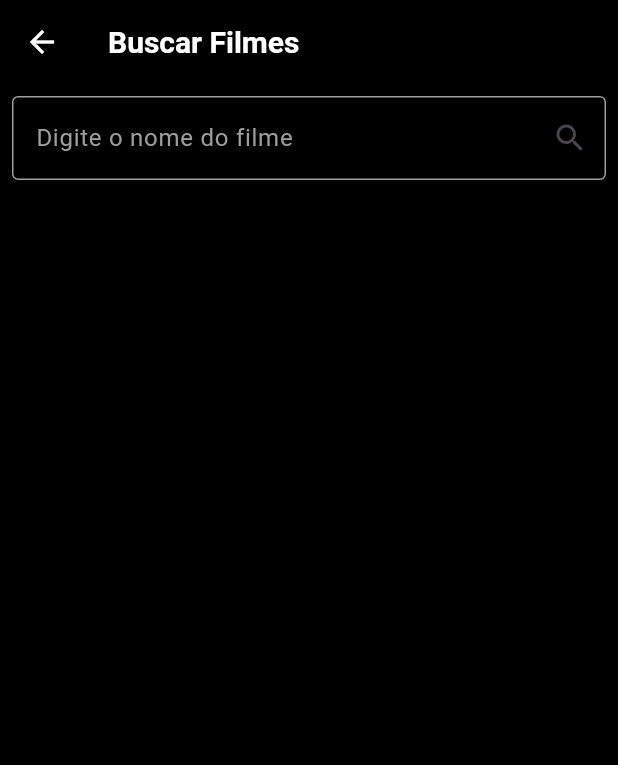
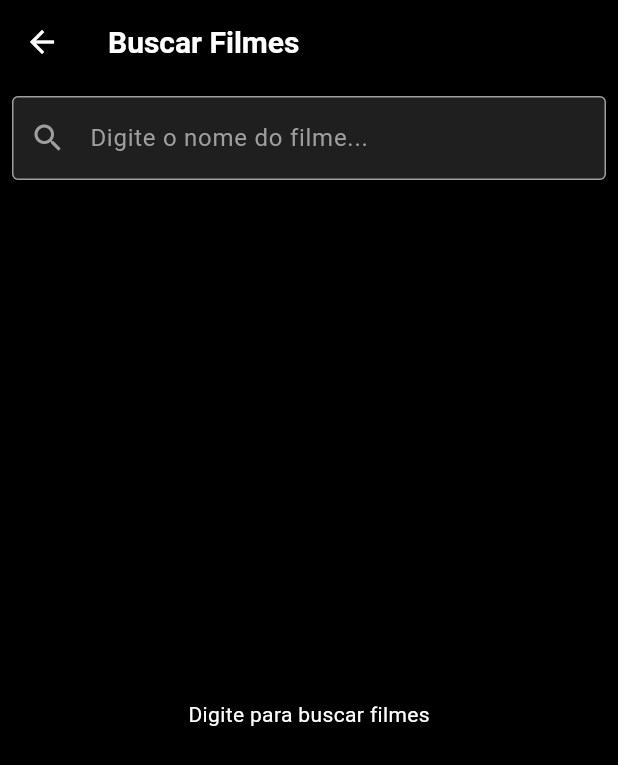
Before and after one commit to FMoreiraSouza/tmdb_app, a Flutter app: the screen it shows after launch, after a tap on the "search" icon, on a phone screen of 412 x 824 dp. Shown: the top 765 px of the screen. Run offline on Flutter 3.47's test engine with Material 3 defaults, Android fonts, the phone set to English and light mode, and no system bars; our stand-ins replace cached_network_image, dio, flutter_spinkit, get_it; network calls fail.

Commit message:
Reajustes na funcionalidade para busca de filmes

```diff
--- /dev/null
+++ b/lib/core/config/app_page_config.dart
@@ -0,0 +1,6 @@
+class AppPage {
+  final String route;
+  final dynamic pageDependency;
+
+  AppPage({required this.route, required this.pageDependency});
+}
--- /dev/null
+++ b/lib/core/di/app_di.dart
@@ -0,0 +1,33 @@
+import 'package:get_it/get_it.dart';
+import 'package:tmdb_app/core/di/dio_di_manager.dart';
+import 'package:tmdb_app/data/repositories/implementation/movie_repository_impl.dart';
+import 'package:tmdb_app/features/popular_movies/controllers/popular_movies_controller.dart';
+import 'package:tmdb_app/features/popular_movies/usecases/get_movies_details_usecase.dart';
+import 'package:tmdb_app/features/popular_movies/usecases/get_popular_movies_usecase.dart';
+import 'package:tmdb_app/features/search_movies/controllers/search_movies_controller.dart';
+import 'package:tmdb_app/features/popular_movies/usecases/search_movies_usecase.dart';
+
+class AppDI {
+  static void init() {
+    final getIt = GetIt.instance;
+
+    if (!getIt.isRegistered<MovieRepositoryImpl>()) {
+      getIt.registerSingleton<MovieRepositoryImpl>(MovieRepositoryImpl(DioDiManager.getDio()));
+    }
+
+    if (!getIt.isRegistered<PopularMoviesController>()) {
+      getIt.registerSingleton<PopularMoviesController>(
+        PopularMoviesController(
+          GetPopularMoviesUsecase(getIt.get<MovieRepositoryImpl>()),
+          GetMovieDetailsUsecase(getIt.get<MovieRepositoryImpl>()),
+        ),
+      );
+    }
+
+    if (!getIt.isRegistered<SearchMoviesController>()) {
+      getIt.registerSingleton<SearchMoviesController>(
+        SearchMoviesController(SearchMoviesUsecase(getIt.get<MovieRepositoryImpl>())),
+      );
+    }
+  }
+}
--- /dev/null
+++ b/lib/core/di/dio_di_manager.dart
@@ -0,0 +1,16 @@
+import 'package:get_it/get_it.dart';
+import 'package:tmdb_app/core/network/dio_client.dart';
+
+class DioDiManager {
+  static final GetIt _getIt = GetIt.instance;
+
+  static void registerApi() {
+    if (!_getIt.isRegistered<DioClient>()) {
+      _getIt.registerSingleton<DioClient>(DioClient());
+    }
+  }
+
+  static DioClient getDio() {
+    return _getIt.get<DioClient>();
+  }
+}
--- a/lib/core/network/dio_client.dart
+++ b/lib/core/network/dio_client.dart
@@ -1,25 +1,59 @@
+import 'dart:developer';
+
 import 'package:dio/dio.dart';
 import 'package:tmdb_app/core/constants/api_constants.dart';
 
 class DioClient {
   final Dio _dio;
 
-  DioClient() : _dio = Dio() {
-    _dio.options
-      ..baseUrl = ApiConstants.baseUrl
-      ..connectTimeout = const Duration(seconds: 5)
-      ..receiveTimeout = const Duration(seconds: 3);
-
+  DioClient()
+    : _dio = Dio(
+        BaseOptions(
+          baseUrl: ApiConstants.baseUrl,
+          connectTimeout: const Duration(seconds: 10),
+          receiveTimeout: const Duration(seconds: 10),
+          queryParameters: {'api_key': ApiConstants.apiKey},
+        ),
+      ) {
     _dio.interceptors.add(
       InterceptorsWrapper(
         onRequest: (options, handler) {
+          log('Request: ${options.method} ${options.uri}');
           return handler.next(options);
         },
         onResponse: (response, handler) {
+          log('Response: ${response.statusCode} ${response.data}');
           return handler.next(response);
         },
         onError: (DioException e, handler) {
-          return handler.next(e);
+          log('Error: ${e.message}');
+          if (e.response != null) {
+            switch (e.response!.statusCode) {
+              case 401:
+                throw DioException(
+                  requestOptions: e.requestOptions,
+                  response: e.response,
+                  error: 'Erro de autenticação: API Key inválida',
+                );
+              case 404:
+                throw DioException(
+                  requestOptions: e.requestOptions,
+                  response: e.response,
+                  error: 'Recurso não encontrado',
+                );
+              default:
+                throw DioException(
+                  requestOptions: e.requestOptions,
+                  response: e.response,
+                  error: 'Erro na requisição: ${e.message}',
+                );
+            }
+          } else {
+            throw DioException(
+              requestOptions: e.requestOptions,
+              error: 'Falha de conexão: ${e.message}',
+            );
+          }
         },
       ),
     );
--- a/lib/data/models/movie_model.dart
+++ b/lib/data/models/movie_model.dart
@@ -3,8 +3,17 @@ class MovieModel {
   final String title;
   final String? posterPath;
   final double voteAverage;
+  final double? popularity;
+  final int? runtime;
 
-  MovieModel({required this.id, required this.title, this.posterPath, required this.voteAverage});
+  MovieModel({
+    required this.id,
+    required this.title,
+    this.posterPath,
+    required this.voteAverage,
+    this.popularity,
+    this.runtime,
+  });
 
   factory MovieModel.fromJson(Map<String, dynamic> json) {
     return MovieModel(
@@ -12,6 +21,8 @@ class MovieModel {
       title: json['title'],
       posterPath: json['poster_path'],
       voteAverage: (json['vote_average'] as num).toDouble(),
+      popularity: (json['popularity'] as num?)?.toDouble(),
+      runtime: json['runtime'] as int?,
     );
   }
 }
--- a/lib/data/repositories/movie_repository.dart
+++ b/lib/data/repositories/movie_repository.dart
@@ -1,6 +1,8 @@
 import 'package:tmdb_app/data/dto/response/movie_response_dto.dart';
+import 'package:tmdb_app/data/models/movie_model.dart';
 
 abstract class MovieRepository {
   Future<MovieResponseDto> getPopularMovies();
   Future<MovieResponseDto> searchMovies(String query);
+  Future<MovieModel> getMovieDetails(int movieId);
 }
--- a/lib/features/popular_movies/controllers/popular_movies_controller.dart
+++ b/lib/features/popular_movies/controllers/popular_movies_controller.dart
@@ -1,11 +1,13 @@
 import 'package:flutter/foundation.dart';
 import 'package:tmdb_app/data/models/movie_model.dart';
+import 'package:tmdb_app/features/popular_movies/usecases/get_movies_details_usecase.dart';
 import 'package:tmdb_app/features/popular_movies/usecases/get_popular_movies_usecase.dart';
 
 class PopularMoviesController extends ChangeNotifier {
   final GetPopularMoviesUsecase _getPopularMovies;
+  final GetMovieDetailsUsecase _getMovieDetails;
 
-  PopularMoviesController(this._getPopularMovies);
+  PopularMoviesController(this._getPopularMovies, this._getMovieDetails);
 
   List<MovieModel> _movies = [];
   bool _isLoading = false;
@@ -23,8 +25,22 @@ class PopularMoviesController extends ChangeNotifier {
     try {
       final response = await _getPopularMovies();
       _movies = response.movies;
+
+      // Busca detalhes (runtime) para cada filme
+      for (var i = 0; i < _movies.length; i++) {
+        final movie = _movies[i];
+        final details = await _getMovieDetails(movie.id);
+        _movies[i] = MovieModel(
+          id: movie.id,
+          title: movie.title,
+          posterPath: movie.posterPath,
+          voteAverage: movie.voteAverage,
+          popularity: movie.popularity,
+          runtime: details.runtime,
+        );
+      }
     } catch (e) {
-      _errorMessage = e.toString();
+      _errorMessage = 'Erro ao carregar filmes: $e';
     } finally {
       _isLoading = false;
       notifyListeners();
--- a/lib/features/popular_movies/di/popular_movies_di.dart
+++ b/lib/features/popular_movies/di/popular_movies_di.dart
@@ -1,25 +1,10 @@
+import 'package:flutter/material.dart';
 import 'package:get_it/get_it.dart';
-import 'package:tmdb_app/core/network/dio_client.dart';
-import 'package:tmdb_app/data/repositories/implementation/movie_repository_impl.dart';
-import 'package:tmdb_app/data/repositories/movie_repository.dart';
 import 'package:tmdb_app/features/popular_movies/controllers/popular_movies_controller.dart';
-import 'package:tmdb_app/features/popular_movies/usecases/get_popular_movies_usecase.dart';
-import 'package:tmdb_app/features/popular_movies/usecases/search_movies_usecase.dart';
-import 'package:tmdb_app/features/search_movies/controllers/search_movies_controller.dart';
+import 'package:tmdb_app/features/popular_movies/ui/pages/popular_movies_page.dart';
 
-final getIt = GetIt.instance;
-
-void setupDependencies() {
-  getIt.registerSingleton<DioClient>(DioClient());
-  getIt.registerSingleton<MovieRepository>(MovieRepositoryImpl(getIt<DioClient>()));
-  getIt.registerSingleton<GetPopularMoviesUsecase>(
-    GetPopularMoviesUsecase(getIt<MovieRepository>()),
-  );
-  getIt.registerSingleton<SearchMoviesUsecase>(SearchMoviesUsecase(getIt<MovieRepository>()));
-  getIt.registerSingleton<PopularMoviesController>(
-    PopularMoviesController(getIt<GetPopularMoviesUsecase>()),
-  );
-  getIt.registerSingleton<SearchMoviesController>(
-    SearchMoviesController(getIt<SearchMoviesUsecase>()),
-  );
+class PopularMoviesDI {
+  StatefulWidget getPage() {
+    return PopularMoviesPage(controller: GetIt.instance.get<PopularMoviesController>());
+  }
 }
--- a/lib/features/popular_movies/ui/pages/popular_movies_page.dart
+++ b/lib/features/popular_movies/ui/pages/popular_movies_page.dart
@@ -3,9 +3,7 @@ import 'package:flutter/material.dart';
 import 'package:flutter_spinkit/flutter_spinkit.dart';
 import 'package:tmdb_app/core/constants/api_constants.dart';
 import 'package:tmdb_app/features/popular_movies/controllers/popular_movies_controller.dart';
-import 'package:tmdb_app/features/popular_movies/di/popular_movies_di.dart' as di;
-import 'package:tmdb_app/features/search_movies/controllers/search_movies_controller.dart';
-import 'package:tmdb_app/features/search_movies/ui/pages/search_movies_page.dart';
+import 'package:tmdb_app/routes/app_routes.dart';
 
 class PopularMoviesPage extends StatefulWidget {
   final PopularMoviesController controller;
@@ -25,22 +23,29 @@ class _PopularMoviesPageState extends State<PopularMoviesPage> {
     });
   }
 
+  String formatDuration(int? minutes) {
+    if (minutes == null || minutes <= 0) return 'N/A';
+    final hours = minutes ~/ 60;
+    final remainingMinutes = minutes % 60;
+    return '${hours}h${remainingMinutes}m';
+  }
+
+  @override
+  void dispose() {
+    super.dispose();
+  }
+
   @override
   Widget build(BuildContext context) {
     return Scaffold(
+      backgroundColor: Colors.black,
       appBar: AppBar(
         title: const Text('Filmes Populares'),
         actions: [
           IconButton(
             icon: const Icon(Icons.search),
             onPressed: () {
-              Navigator.push(
-                context,
-                MaterialPageRoute(
-                  builder: (context) =>
-                      SearchMoviesPage(controller: di.getIt<SearchMoviesController>()),
-                ),
-              );
+              Navigator.pushNamed(context, AppRoutes.searchMovies);
             },
           ),
         ],
@@ -93,10 +98,10 @@ class _PopularMoviesPageState extends State<PopularMoviesPage> {
                   ),
                   subtitle: Row(
                     children: [
-                      Icon(Icons.access_time, color: Colors.grey, size: 20),
-                      SizedBox(width: 4),
+                      const Icon(Icons.access_time, color: Colors.grey, size: 20),
+                      const SizedBox(width: 4),
                       Text(
-                        'Nota: ${movie.voteAverage.toStringAsFixed(1)}',
+                        'Duração: ${formatDuration(movie.runtime)}',
                         style: const TextStyle(color: Colors.grey),
                       ),
                     ],
@@ -110,7 +115,7 @@ class _PopularMoviesPageState extends State<PopularMoviesPage> {
                     ),
                     child: Center(
                       child: Text(
-                        movie.voteAverage.toStringAsFixed(1),
+                        (movie.voteAverage * 10).round().toString(),
                         style: const TextStyle(color: Colors.white, fontWeight: FontWeight.bold),
                       ),
                     ),
--- a/lib/features/search_movies/controllers/search_movies_controller.dart
+++ b/lib/features/search_movies/controllers/search_movies_controller.dart
@@ -1,40 +1,74 @@
+import 'dart:async';
 import 'package:flutter/foundation.dart';
 import 'package:tmdb_app/data/models/movie_model.dart';
 import 'package:tmdb_app/features/popular_movies/usecases/search_movies_usecase.dart';
 
 class SearchMoviesController extends ChangeNotifier {
   final SearchMoviesUsecase _searchMoviesUsecase;
+  Timer? _debounce;
 
   SearchMoviesController(this._searchMoviesUsecase);
 
   List<MovieModel> _movies = [];
   bool _isLoading = false;
   String? _errorMessage;
+  String _query = '';
 
   List<MovieModel> get movies => _movies;
   bool get isLoading => _isLoading;
   String? get errorMessage => _errorMessage;
 
-  Future<void> search(String query) async {
-    if (query.isEmpty) {
+  void setQuery(String query) {
+    final trimmedQuery = query.trim();
+    // Evita processamento se a query não mudou
+    if (trimmedQuery == _query) return;
+
+    _query = trimmedQuery;
+    _debounce?.cancel();
+
+    if (_query.isEmpty) {
       _movies = [];
       _errorMessage = null;
+      _isLoading = false;
       notifyListeners();
-      return;
+    } else {
+      _debounce = Timer(const Duration(milliseconds: 500), () {
+        searchMovies();
+      });
     }
+  }
+
+  Future<void> searchMovies() async {
+    if (_query.isEmpty) return;
 
     _isLoading = true;
     _errorMessage = null;
     notifyListeners();
 
     try {
-      final response = await _searchMoviesUsecase(query);
+      final response = await _searchMoviesUsecase(_query);
       _movies = response.movies;
     } catch (e) {
-      _errorMessage = e.toString();
+      _errorMessage = 'Erro ao buscar filmes: $e';
     } finally {
       _isLoading = false;
       notifyListeners();
     }
   }
+
+  void reset() {
+    _query = '';
+    _movies = [];
+    _errorMessage = null;
+    _isLoading = false;
+    _debounce?.cancel();
+    notifyListeners();
+  }
+
+  @override
+  void dispose() {
+    _debounce?.cancel();
+    _movies = [];
+    super.dispose();
+  }
 }
--- /dev/null
+++ b/lib/features/search_movies/di/search_movies_di.dart
@@ -0,0 +1,10 @@
+import 'package:flutter/material.dart';
+import 'package:get_it/get_it.dart';
+import 'package:tmdb_app/features/search_movies/controllers/search_movies_controller.dart';
+import 'package:tmdb_app/features/search_movies/ui/pages/search_movies_page.dart';
+
+class SearchMoviesDI {
+  StatefulWidget getPage() {
+    return SearchMoviesPage(controller: GetIt.instance.get<SearchMoviesController>());
+  }
+}
--- a/lib/features/search_movies/ui/pages/search_movies_page.dart
+++ b/lib/features/search_movies/ui/pages/search_movies_page.dart
@@ -17,6 +17,16 @@ class _SearchMoviesPageState extends State<SearchMoviesPage> {
   final _searchController = TextEditingController();
 
   @override
+  void initState() {
+    super.initState();
+    widget.controller.reset();
+    _searchController.clear();
+    _searchController.addListener(() {
+      widget.controller.setQuery(_searchController.text);
+    });
+  }
+
+  @override
   void dispose() {
     _searchController.dispose();
     super.dispose();
@@ -24,7 +34,12 @@ class _SearchMoviesPageState extends State<SearchMoviesPage> {
 
   @override
   Widget build(BuildContext context) {
-    return Scaffold(
+    return GestureDetector(
+      onTap: () {
+        FocusScope.of(context).unfocus();
+      },
+      child: Scaffold(
+        backgroundColor: Colors.black,
         appBar: AppBar(title: const Text('Buscar Filmes')),
         body: Column(
           children: [
@@ -33,17 +48,20 @@ class _SearchMoviesPageState extends State<SearchMoviesPage> {
               child: TextField(
                 controller: _searchController,
                 decoration: InputDecoration(
-                hintText: 'Digite o nome do filme',
-                border: const OutlineInputBorder(),
-                suffixIcon: IconButton(
-                  icon: const Icon(Icons.search),
-                  onPressed: () {
-                    widget.controller.search(_searchController.text);
-                  },
+                  hintText: 'Digite o nome do filme...',
+                  hintStyle: const TextStyle(color: Colors.grey),
+                  filled: true,
+                  fillColor: Colors.white12,
+                  border: OutlineInputBorder(
+                    borderRadius: BorderRadius.circular(8.0),
+                    borderSide: BorderSide.none,
                   ),
+                  prefixIcon: const Icon(Icons.search, color: Colors.grey),
                 ),
-              onSubmitted: (value) {
-                widget.controller.search(value);
+                style: const TextStyle(color: Colors.white),
+                textInputAction: TextInputAction.search,
+                onSubmitted: (_) {
+                  FocusScope.of(context).unfocus();
                 },
               ),
             ),
@@ -54,7 +72,6 @@ class _SearchMoviesPageState extends State<SearchMoviesPage> {
                   if (widget.controller.isLoading) {
                     return const Center(child: SpinKitCircle(color: Colors.blue, size: 50.0));
                   }
-
                   if (widget.controller.errorMessage != null) {
                     return Center(
                       child: Column(
@@ -65,30 +82,38 @@ class _SearchMoviesPageState extends State<SearchMoviesPage> {
                             style: const TextStyle(color: Colors.red),
                           ),
                           ElevatedButton(
-                          onPressed: () {
-                            widget.controller.search(_searchController.text);
-                          },
+                            onPressed: () => widget.controller.setQuery(_searchController.text),
                             child: const Text('Tentar novamente'),
                           ),
                         ],
                       ),
                     );
                   }
-
                   if (widget.controller.movies.isEmpty && _searchController.text.isNotEmpty) {
-                  return const Center(child: Text('Nenhum filme encontrado'));
+                    return const Center(
+                      child: Text('Nenhum filme encontrado', style: TextStyle(color: Colors.white)),
+                    );
                   }
-
+                  if (widget.controller.movies.isEmpty) {
+                    return const Center(
+                      child: Text(
+                        'Digite para buscar filmes',
+                        style: TextStyle(color: Colors.white),
+                      ),
+                    );
+                  }
                   return ListView.builder(
                     padding: const EdgeInsets.all(8.0),
                     itemCount: widget.controller.movies.length,
                     itemBuilder: (context, index) {
                       final movie = widget.controller.movies[index];
-                    return Card(
-                      child: ListTile(
-                        leading: SizedBox(
-                          width: 50,
-                          height: 50,
+                      return Padding(
+                        padding: const EdgeInsets.symmetric(vertical: 4.0),
+                        child: Row(
+                          children: [
+                            SizedBox(
+                              width: 60,
+                              height: 90,
                               child: movie.posterPath != null
                                   ? CachedNetworkImage(
                                       imageUrl: '${ApiConstants.imageBaseUrl}${movie.posterPath}',
@@ -96,38 +121,21 @@ class _SearchMoviesPageState extends State<SearchMoviesPage> {
                                       placeholder: (context, url) => const Center(
                                         child: SpinKitCircle(color: Colors.blue, size: 30.0),
                                       ),
-                                  errorWidget: (context, url, error) => const Icon(Icons.error),
+                                      errorWidget: (context, url, error) =>
+                                          const Icon(Icons.error, color: Colors.white, size: 40),
                                     )
-                              : const Icon(Icons.movie, size: 50, color: Colors.white),
+                                  : const Icon(Icons.movie, size: 60, color: Colors.white),
                             ),
-                        title: Text(
+                            const SizedBox(width: 8.0),
+                            Expanded(
+                              child: Text(
                                 movie.title,
-                          style: const TextStyle(color: Colors.white),
+                                style: const TextStyle(color: Colors.white, fontSize: 16),
                                 maxLines: 2,
                                 overflow: TextOverflow.ellipsis,
                               ),
-                        subtitle: Text(
-                          // Duração não está no modelo, usando voteAverage como placeholder
-                          'Nota: ${movie.voteAverage.toStringAsFixed(1)}',
-                          style: const TextStyle(color: Colors.grey),
                             ),
-                        trailing: Container(
-                          width: 40,
-                          height: 40,
-                          decoration: BoxDecoration(
-                            color: Colors.blue,
-                            borderRadius: BorderRadius.circular(8),
-                          ),
-                          child: Center(
-                            child: Text(
-                              movie.voteAverage.toStringAsFixed(1),
-                              style: const TextStyle(
-                                color: Colors.white,
-                                fontWeight: FontWeight.bold,
-                              ),
-                            ),
-                          ),
-                        ),
+                          ],
                         ),
                       );
                     },
@@ -137,6 +145,7 @@ class _SearchMoviesPageState extends State<SearchMoviesPage> {
             ),
           ],
         ),
+      ),
     );
   }
 }
--- a/lib/main.dart
+++ b/lib/main.dart
@@ -1,23 +1,37 @@
 import 'package:flutter/material.dart';
+import 'package:flutter/services.dart';
+import 'package:tmdb_app/core/di/app_di.dart';
+import 'package:tmdb_app/core/di/dio_di_manager.dart';
 import 'package:tmdb_app/core/theme/app_theme.dart';
-import 'package:tmdb_app/features/popular_movies/controllers/popular_movies_controller.dart';
-import 'package:tmdb_app/features/popular_movies/di/popular_movies_di.dart';
-import 'package:tmdb_app/features/popular_movies/ui/pages/popular_movies_page.dart';
+import 'package:tmdb_app/routes/app_route_manager.dart';
+import 'package:tmdb_app/routes/app_routes.dart';
 
-void main() {
-  setupDependencies();
-  runApp(const MyApp());
+void main() async {
+  WidgetsFlutterBinding.ensureInitialized();
+
+  DioDiManager.registerApi();
+
+  AppDI.init();
+
+  SystemChrome.setPreferredOrientations([
+    DeviceOrientation.portraitUp,
+    DeviceOrientation.portraitDown,
+  ]);
+
+  runApp(const TMDBApp());
 }
 
-class MyApp extends StatelessWidget {
-  const MyApp({super.key});
+class TMDBApp extends StatelessWidget {
+  const TMDBApp({super.key});
 
   @override
   Widget build(BuildContext context) {
     return MaterialApp(
       title: 'TMDB App',
+      debugShowCheckedModeBanner: false,
       theme: appTheme(),
-      home: PopularMoviesPage(controller: getIt<PopularMoviesController>()),
+      initialRoute: AppRoutes.popularMovies,
+      routes: AppRouteManager.instance.getPages(),
     );
   }
 }
--- /dev/null
+++ b/lib/routes/app_route_manager.dart
@@ -0,0 +1,27 @@
+import 'package:flutter/material.dart';
+import 'package:tmdb_app/core/config/app_page_config.dart';
+import 'package:tmdb_app/features/popular_movies/di/popular_movies_di.dart';
+import 'package:tmdb_app/features/search_movies/di/search_movies_di.dart';
+import 'package:tmdb_app/routes/app_routes.dart';
+
+class AppRouteManager {
+  static AppRouteManager? _instance;
+
+  AppRouteManager._() {
+    addPage(AppPage(route: AppRoutes.popularMovies, pageDependency: PopularMoviesDI()));
+    addPage(AppPage(route: AppRoutes.searchMovies, pageDependency: SearchMoviesDI()));
+  }
+
+  static AppRouteManager get instance {
+    _instance ??= AppRouteManager._();
+    return _instance!;
+  }
+
+  Map<String, StatefulWidget Function(dynamic)> appPages = {};
+
+  Map<String, StatefulWidget Function(dynamic)> getPages() => appPages;
+
+  void addPage(AppPage appPage) {
+    appPages[appPage.route] = (context) => appPage.pageDependency.getPage();
+  }
+}
--- /dev/null
+++ b/lib/routes/app_routes.dart
@@ -0,0 +1,4 @@
+class AppRoutes {
+  static const String popularMovies = '/popular_movies';
+  static const String searchMovies = '/search_movies';
+}
```
Also changed, not shown: lib/core/di/page_di_base.dart (added, +9 -0 lines), lib/data/repositories/implementation/movie_repository_impl.dart (+14 -0 lines), lib/features/popular_movies/usecases/get_movies_details_usecase.dart (added, +12 -0 lines), 1 other file. Lines whose indentation alone changed are shown as unchanged.
